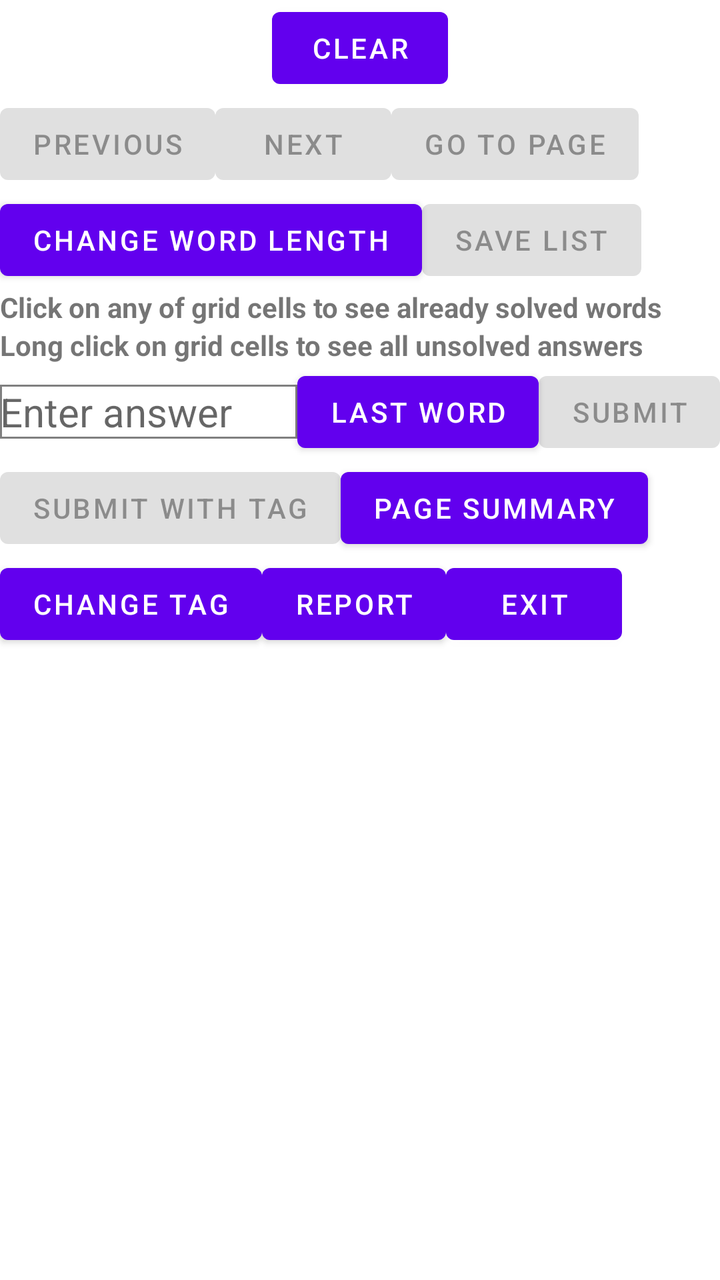
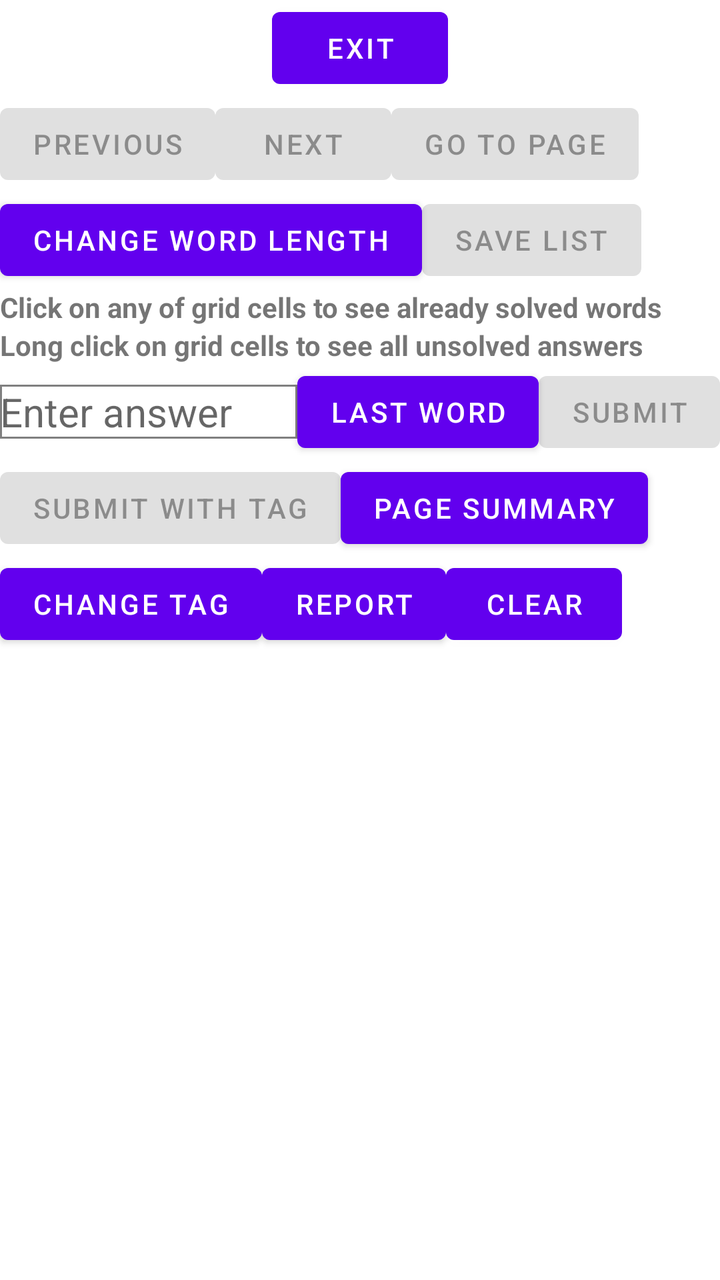

The first picture is an Android layout as it rendered before a commit; the second is the same layout after the commit. The layout source and the unified diff follow.
<!-- AndroidManifest.xml: application theme Theme.WordQuiz -->
<!-- res/layout/app_bar_main.xml -->
<?xml version="1.0" encoding="utf-8"?>
<androidx.core.widget.NestedScrollView xmlns:android="http://schemas.android.com/apk/res/android"
    xmlns:tools="http://schemas.android.com/tools"
    android:layout_width="match_parent"
    android:layout_height="wrap_content"
    tools:context=".MainActivity">
    <LinearLayout
        android:layout_width="match_parent"
        android:layout_height="wrap_content"
        android:orientation="vertical">
        <LinearLayout
            android:layout_width="match_parent"
            android:layout_height="wrap_content"
            android:baselineAligned="false"
            android:orientation="horizontal">
            <LinearLayout
                android:layout_width="wrap_content"
                android:layout_height="wrap_content"
                android:orientation="vertical">
                <TextView
                    android:layout_width="wrap_content"
                    android:layout_height="wrap_content"
                    android:textStyle="bold"
                    android:id="@+id/textview1">
                </TextView>
                <TextView
                    android:layout_width="wrap_content"
                    android:layout_height="wrap_content"
                    android:textStyle="bold"
                    android:id="@+id/textview4">
                </TextView>
            </LinearLayout>
            <LinearLayout
                android:layout_width="0dp"
                android:layout_height="wrap_content"
                android:layout_weight="1"
                android:orientation="vertical">
                <Button
                    android:layout_width="wrap_content"
                    android:layout_height="wrap_content"
                    android:text="Clear"
                    android:padding="0dp"
                    android:layout_gravity="center"
                    android:id="@+id/button19">
                </Button>
            </LinearLayout>
            <LinearLayout
                android:layout_width="wrap_content"
                android:layout_height="wrap_content"
                android:layout_gravity="end"
                android:orientation="vertical">
                <TextView
                    android:layout_width="wrap_content"
                    android:layout_height="wrap_content"
                    android:textStyle="bold"
                    android:layout_gravity="end"
                    android:id="@+id/textview28">
                </TextView>
                <TextView
                    android:layout_width="wrap_content"
                    android:layout_height="wrap_content"
                    android:textStyle="bold"
                    android:layout_gravity="end"
                    android:id="@+id/textview27">
                </TextView>
            </LinearLayout>
        </LinearLayout>
        <LinearLayout
            android:layout_width="match_parent"
            android:layout_height="wrap_content"
            android:orientation="horizontal">
            <Button
                android:layout_width="wrap_content"
                android:layout_height="wrap_content"
                android:text="Previous"
                android:enabled="false"
                android:id="@+id/button4">
            </Button>
            <Button
                android:layout_width="wrap_content"
                android:layout_height="wrap_content"
                android:text="Next"
                android:enabled="false"
                android:id="@+id/button2">
            </Button>
            <Button
                android:layout_width="wrap_content"
                android:layout_height="wrap_content"
                android:text="Go To Page"
                android:enabled="false"
                android:id="@+id/button15">
            </Button>
        </LinearLayout>
        <LinearLayout
            android:layout_width="match_parent"
            android:layout_height="wrap_content"
            android:orientation="horizontal">
            <Button
                android:layout_width="wrap_content"
                android:layout_height="wrap_content"
                android:text="Change Word Length"
                android:id="@+id/button3">
            </Button>
            <Button
                android:layout_width="wrap_content"
                android:layout_height="wrap_content"
                android:text="Save List"
                android:enabled="false"
                android:id="@+id/button100">
            </Button>
        </LinearLayout>
        <LinearLayout
            android:layout_width="match_parent"
            android:layout_height="wrap_content"
            android:orientation="vertical">
            <TextView
                android:layout_width="wrap_content"
                android:layout_height="wrap_content"
                android:text="Click on any of grid cells to see already solved words"
                android:textStyle="bold"
                android:id="@+id/textview8">
            </TextView>
            <TextView
                android:layout_width="wrap_content"
                android:layout_height="wrap_content"
                android:text="Long click on grid cells to see all unsolved answers"
                android:textStyle="bold"
                android:id="@+id/textview23">
            </TextView>
            <androidx.recyclerview.widget.RecyclerView
                android:id="@+id/gridview1"
                android:clipToPadding="false"
                android:layout_width="match_parent"
                android:layout_height="wrap_content" />
            <RelativeLayout
                android:layout_width="match_parent"
                android:layout_height="wrap_content">
                <Button
                    android:id="@+id/button1"
                    android:layout_width="wrap_content"
                    android:layout_height="wrap_content"
                    android:layout_alignParentRight="true"
                    android:enabled="false"
                    android:text="Submit">
                </Button>
                <Button
                    android:id="@+id/button86"
                    android:layout_width="wrap_content"
                    android:layout_height="wrap_content"
                    android:layout_toLeftOf="@+id/button1"
                    android:text="Last word">
                </Button>
                <EditText
                    android:id="@+id/edittext2"
                    android:layout_width="match_parent"
                    android:layout_height="wrap_content"
                    android:layout_toLeftOf="@+id/button86"
                    android:layout_centerVertical="true"
                    android:hint="Enter answer"
                    android:textSize="20sp"
                    android:background="@drawable/rectangle">
                </EditText>
            </RelativeLayout>
            <LinearLayout
                android:layout_width="match_parent"
                android:layout_height="wrap_content"
                android:orientation="horizontal">
                <Button
                    android:layout_width="wrap_content"
                    android:layout_height="wrap_content"
                    android:text="Submit With Tag"
                    android:enabled="false"
                    android:id="@+id/button11">
                </Button>
                <Button
                    android:layout_width="wrap_content"
                    android:layout_height="wrap_content"
                    android:text="Page Summary"
                    android:id="@+id/button17">
                </Button>
            </LinearLayout>
            <LinearLayout
                android:layout_width="match_parent"
                android:layout_height="wrap_content"
                android:orientation="horizontal">
                <Button
                    android:layout_width="wrap_content"
                    android:layout_height="wrap_content"
                    android:text="Change Tag"
                    android:id="@+id/button12">
                </Button>
                <Button
                    android:layout_width="wrap_content"
                    android:layout_height="wrap_content"
                    android:text="Report"
                    android:id="@+id/button5">
                </Button>
                <Button
                    android:layout_width="wrap_content"
                    android:layout_height="wrap_content"
                    android:text="Exit"
                    android:id="@+id/button10">
                </Button>
            </LinearLayout>
            <TextView
                android:layout_width="wrap_content"
                android:layout_height="wrap_content"
                android:id="@+id/textview5">
            </TextView>
        </LinearLayout>
    </LinearLayout>
</androidx.core.widget.NestedScrollView>
<!-- resources referenced by this layout -->
<resources>
  <!-- drawable rectangle (drawable) -->
  <?xml version="1.0" encoding="utf-8"?>
  <shape xmlns:android="http://schemas.android.com/apk/res/android">
      <stroke
          android:width="1dp"
          android:color="@color/gray"/>
  </shape>
  <style name="Theme.WordQuiz" parent="Theme.MaterialComponents.DayNight.NoActionBar">
          
          <item name="colorPrimary">@color/purple_500</item>
          <item name="colorPrimaryVariant">@color/purple_700</item>
          <item name="colorOnPrimary">@color/white</item>
          
          <item name="colorSecondary">@color/teal_200</item>
          <item name="colorSecondaryVariant">@color/teal_700</item>
          <item name="colorOnSecondary">@color/black</item>
          
          <item name="android:statusBarColor" tools:targetApi="l">?attr/colorPrimaryVariant</item>
          
      </style>
  <color name="gray">#FF808080</color>
  <color name="purple_500">#FF6200EE</color>
  <color name="purple_700">#FF3700B3</color>
  <color name="white">#FFFFFFFF</color>
  <color name="teal_200">#FF03DAC5</color>
  <color name="teal_700">#FF018786</color>
  <color name="black">#FF000000</color>
</resources>

<!-- the commit's change to res/layout/app_bar_main.xml (unified diff, before → after) -->
@@ -38,10 +38,10 @@
                 <Button
                     android:layout_width="wrap_content"
                     android:layout_height="wrap_content"
-                    android:text="Clear"
+                    android:text="Exit"
                     android:padding="0dp"
                     android:layout_gravity="center"
-                    android:id="@+id/button19">
+                    android:id="@+id/button10">
                 </Button>
             </LinearLayout>
             <LinearLayout
@@ -198,8 +198,8 @@
                 <Button
                     android:layout_width="wrap_content"
                     android:layout_height="wrap_content"
-                    android:text="Exit"
-                    android:id="@+id/button10">
+                    android:text="Clear"
+                    android:id="@+id/button19">
                 </Button>
             </LinearLayout>
             <TextView
